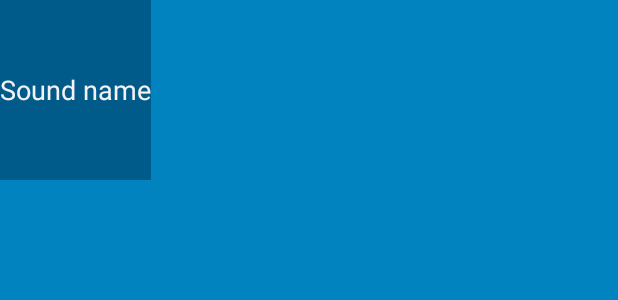
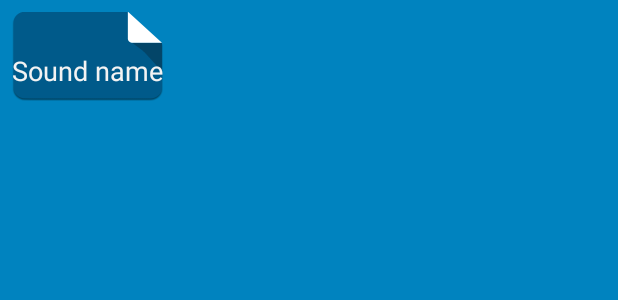
Before and after one commit to li2/android-hands-on, an Android app: the layout list_item_sound.xml on its own in the app's theme, with its tools: preview values and no code run, on a phone screen of 412 x 824 dp. Shown: the top 300 px of the screen. Run offline under Robolectric (Android 15) with nearby library versions, the phone set to English and light mode, and no system bars.

Commit message:
[BeatBox] 使用 Shape、StateList、LayerList等 drawables 完成按钮点击的效果。
（1）Shape Drawables 可以定义 widget 形状：oval、rectangle、line、gradients等；

（2）State List Drawables 根据状态选择drawable，状态包括：disabled、focused、activated等；

（3）Layer List Drawables 可以把不同的drawable组合在一起，后定义的覆盖在上面；

（4）关于 xml drawables 需要说的是：它是密度无关的，因此只需要定义一份在 res/drawable 中；它是灵活的，使用
layer list drawables 和 shape drawables 可以定义复杂的背景；

（5）而图片是密度有关的，因此需要准备不同密度/分辨率的图片，放在 res/drawabel-?dpi 中。
需要特别注意的是，当图片显示在不同尺寸的屏幕上时，图片通常会被伸缩，而图片的某些部分伸缩后会变得很难看，9-patch image tool
就是为了解决这个问题：它把图片分成9宫格，4个角不会伸缩，边只沿一个方向伸缩，中心沿两个方向伸缩；

（6）为了解决多分辨率drawable图片多导致apk臃肿的问题，apk-split-tool可以分割apk（只把某个分辨率的drawable打
包入apk）。
但我们需要保持所有分辨率的 launcher icon，可以把 launcher icon 放入 res/mipmap 路径下。

```diff
--- /dev/null
+++ b/BeatBoxStudio/app/src/main/res/drawable/button_beat_box.xml
@@ -0,0 +1,6 @@
+<?xml version="1.0" encoding="utf-8"?>
+<selector xmlns:android="http://schemas.android.com/apk/res/android">
+    <item android:drawable="@drawable/ic_button_beat_box_pressed"
+          android:state_pressed="true"/>
+    <item android:drawable="@drawable/ic_button_beat_box_default"/>
+</selector>
--- a/BeatBoxStudio/app/src/main/res/layout/list_item_sound.xml
+++ b/BeatBoxStudio/app/src/main/res/layout/list_item_sound.xml
@@ -1,7 +1,13 @@
 <?xml version="1.0" encoding="utf-8"?>
-<Button xmlns:android="http://schemas.android.com/apk/res/android"
-        xmlns:tools="http://schemas.android.com/tools"
+<FrameLayout xmlns:android="http://schemas.android.com/apk/res/android"
+             xmlns:tools="http://schemas.android.com/tools"
+             android:layout_margin="8dp"
+             android:layout_width="wrap_content"
+             android:layout_height="wrap_content">
+    <Button
         android:id="@+id/list_item_sound_button"
-        android:layout_width="wrap_content"
-        android:layout_height="120dp"
+        android:layout_width="match_parent"
+        android:layout_height="match_parent"
+        android:layout_gravity="center"
         tools:text="Sound name"/>
+</FrameLayout>
--- a/BeatBoxStudio/app/src/main/res/values/styles.xml
+++ b/BeatBoxStudio/app/src/main/res/values/styles.xml
@@ -21,7 +21,7 @@
     <style name="AppTheme.PopupOverlay" parent="ThemeOverlay.AppCompat.Light"/>
 
     <style name="BeatBoxButton" parent="android:style/Widget.Holo.Button">
-        <item name="android:background">@color/dark_blue</item>
+        <item name="android:background">@drawable/button_beat_box</item>
     </style>
 
 </resources>
```
Also changed, not shown: BeatBoxStudio/app/src/main/res/drawable/button_beat_box_normal.xml (added, +7 -0 lines), BeatBoxStudio/app/src/main/res/drawable/button_beat_box_pressed.xml (added, +15 -0 lines), BeatBoxStudio/app/src/main/res/drawable-xxhdpi/ic_button_beat_box_default.9.png (added), BeatBoxStudio/app/src/main/res/drawable-xxhdpi/ic_button_beat_box_pressed.9.png (added).
